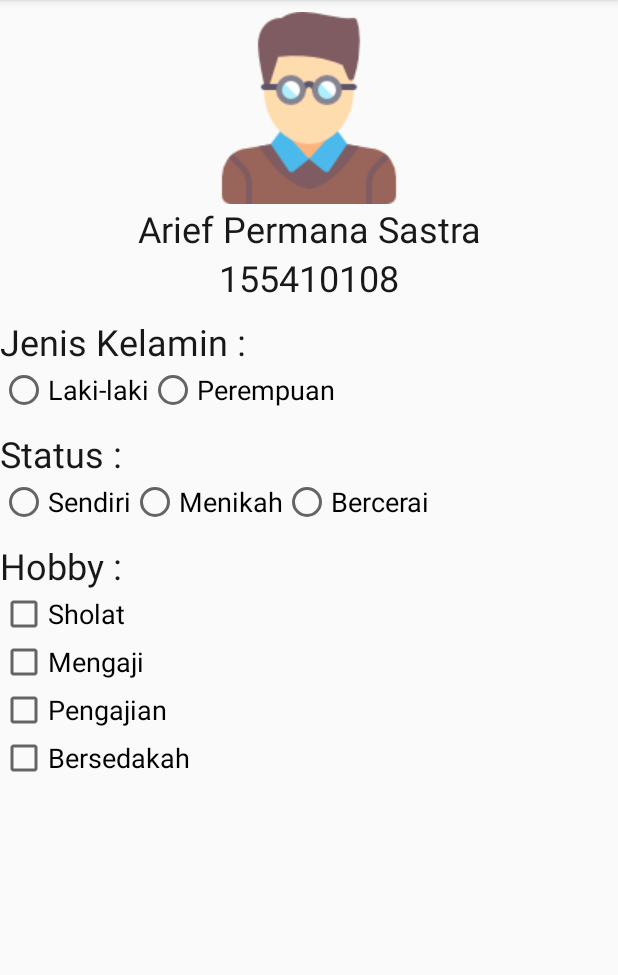
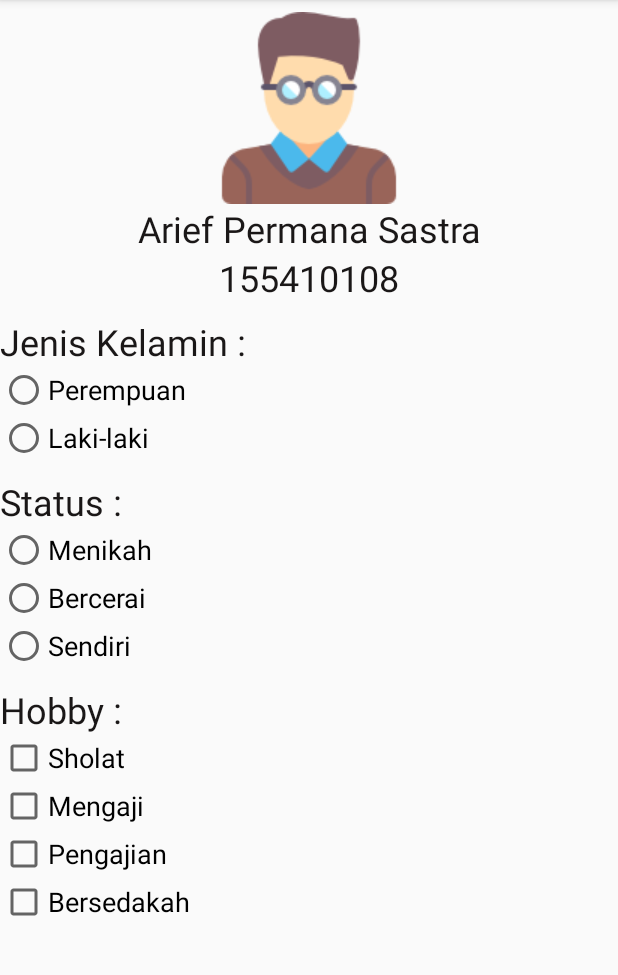
Before and after one commit to ariefpss/Praktikum-PBM, an Android app: the screen it shows after launch (MainActivity), on a phone screen of 412 x 824 dp, the part 84-1059 px from its top. Run offline under Robolectric (Android 15) with nearby library versions, the light colour scheme and no system bars.

Commit message:
Pertemuan ke-4 (Praktikum)

```diff
--- a/Pertemuan ke - 4/PraktikumPBM/app/src/main/res/layout/activity_main.xml
+++ b/Pertemuan ke - 4/PraktikumPBM/app/src/main/res/layout/activity_main.xml
@@ -50,11 +50,12 @@
             android:textColor="#1A1717"
             android:textSize="24sp" />
 
-        <RadioGroup
-            android:id="@+id/rdgroup"
-            android:layout_width="match_parent"
+        <RadioButton
+            android:id="@+id/radioButton"
+            android:layout_width="wrap_content"
             android:layout_height="wrap_content"
-            android:orientation="horizontal">
+            android:text="Perempuan"
+            android:textSize="18sp" />
 
         <RadioButton
             android:id="@+id/radioButton2"
@@ -62,14 +63,6 @@
             android:layout_height="wrap_content"
             android:text="Laki-laki"
             android:textSize="18sp" />
-
-            <RadioButton
-                android:id="@+id/radioButton"
-                android:layout_width="wrap_content"
-                android:layout_height="wrap_content"
-                android:text="Perempuan"
-                android:textSize="18sp" />
-        </RadioGroup>
 
         <TextView
             android:id="@+id/textView7"
@@ -80,11 +73,19 @@
             android:textColor="#1A1717"
             android:textSize="24sp" />
 
-        <RadioGroup
-            android:id="@+id/rdgroup2"
+        <RadioButton
+            android:id="@+id/radioButton4"
             android:layout_width="wrap_content"
             android:layout_height="wrap_content"
-            android:orientation="horizontal">
+            android:text="Menikah"
+            android:textSize="18sp" />
+
+        <RadioButton
+            android:id="@+id/radioButton5"
+            android:layout_width="wrap_content"
+            android:layout_height="wrap_content"
+            android:text="Bercerai"
+            android:textSize="18sp" />
 
         <RadioButton
             android:id="@+id/radioButton3"
@@ -92,22 +93,6 @@
             android:layout_height="wrap_content"
             android:text="Sendiri"
             android:textSize="18sp" />
-
-            <RadioButton
-                android:id="@+id/radioButton4"
-                android:layout_width="wrap_content"
-                android:layout_height="wrap_content"
-                android:text="Menikah"
-                android:textSize="18sp" />
-
-
-            <RadioButton
-                android:id="@+id/radioButton5"
-                android:layout_width="wrap_content"
-                android:layout_height="wrap_content"
-                android:text="Bercerai"
-                android:textSize="18sp" />
-        </RadioGroup>
 
         <TextView
             android:id="@+id/textView6"
```
Lines whose indentation alone changed are shown as unchanged.
